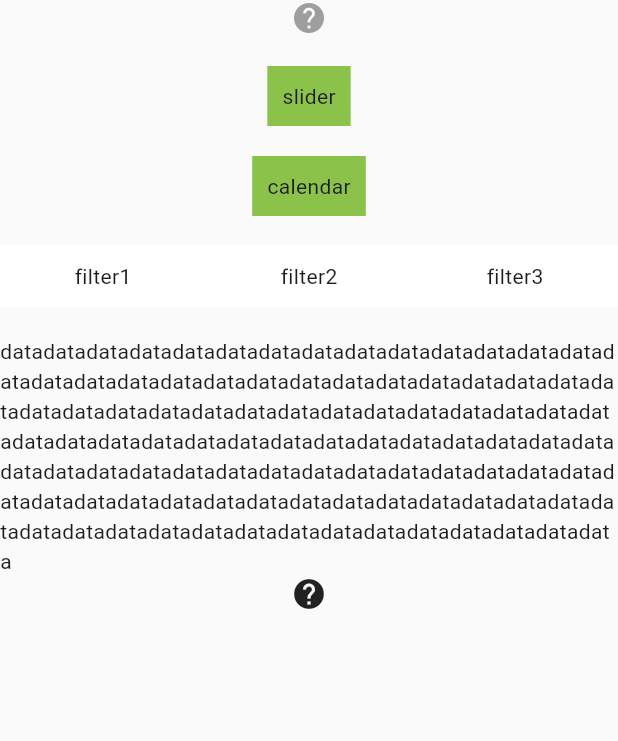
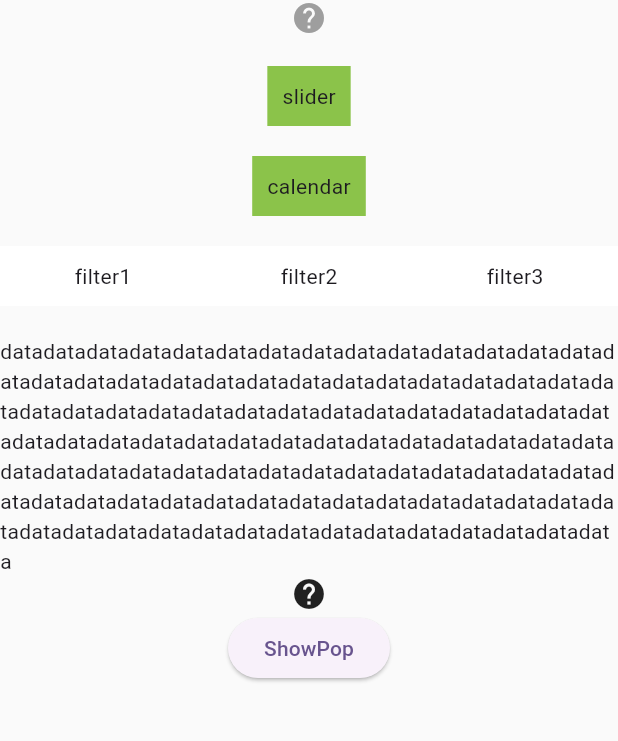
Before and after one commit to herowws/flutter_popup, a Flutter app: the screen it shows after launch, on a phone screen of 412 x 824 dp, the part 84-825 px from its top. Run offline on Flutter 3.47's test engine with Material 3 defaults, Android fonts, the phone set to English and light mode, and no system bars.

Commit message:
-fix example

```diff
--- a/example/lib/main.dart
+++ b/example/lib/main.dart
@@ -139,6 +139,12 @@ class _MyHomePageState extends State<MyHomePage> {
               content: Text('George says everything looks fine'),
               child: Icon(Icons.help),
             ),
+            ElevatedButton(
+              onPressed: () {
+                popupKey.currentState?.show();
+              },
+              child: Text('ShowPop'),
+            )
           ],
         ),
       ),
```
